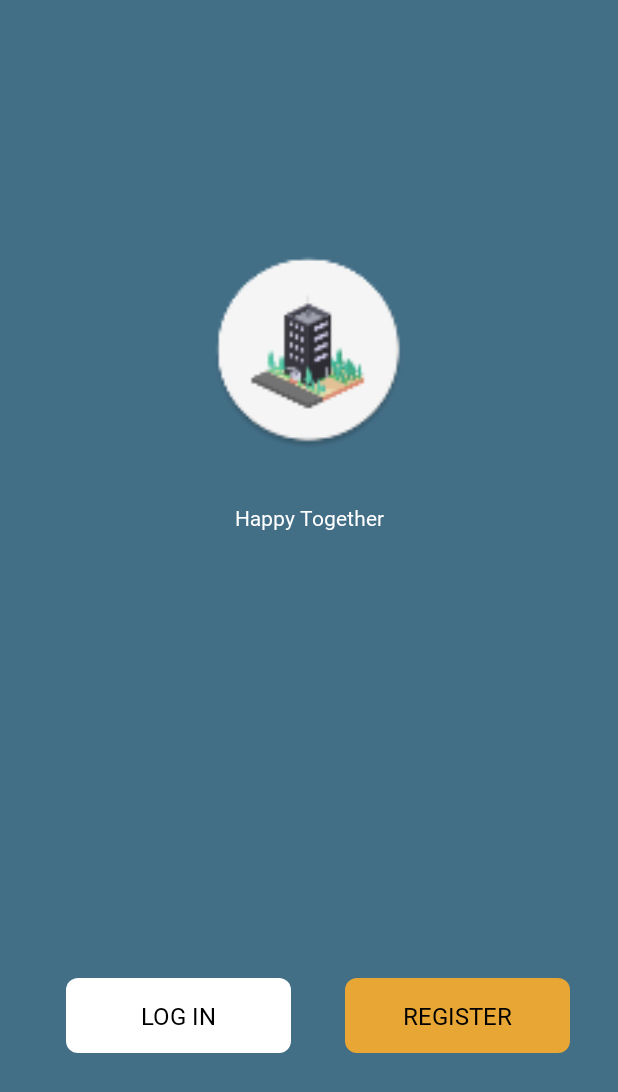
After one commit to dranoelt/Happy_Together, an Android app: the StartupActivity screen opened directly, with no data from a screen before it, on a phone screen of 412 x 824 dp. The commit adds this screen. Shown: the top 1092 px of the screen. Run offline under Robolectric (Android 15) with nearby library versions, the phone set to English and light mode, and no system bars.

Commit message:
connecting activity

```diff
--- a/app/src/main/AndroidManifest.xml
+++ b/app/src/main/AndroidManifest.xml
@@ -9,6 +9,7 @@
         android:roundIcon="@mipmap/ic_launcher_round"
         android:supportsRtl="true"
         android:theme="@style/Theme.HappyTogether">
+        <activity android:name=".StartupActivity"></activity>
         <activity android:name=".SplashActivity">
             <intent-filter>
                 <action android:name="android.intent.action.MAIN" />
@@ -16,7 +17,7 @@
                 <category android:name="android.intent.category.LAUNCHER" />
             </intent-filter>
         </activity>
-        <activity android:name=".IntroSliderActivity"/>
+        <activity android:name=".IntroSliderActivity" />
         <activity android:name=".MainActivity" />
     </application>
 
--- a/app/src/main/java/com/example/happytogether/MainActivity.kt
+++ b/app/src/main/java/com/example/happytogether/MainActivity.kt
@@ -49,8 +49,6 @@ class MainActivity : AppCompatActivity() {
     override fun onCreate(savedInstanceState: Bundle?) {
         super.onCreate(savedInstanceState)
         setContentView(R.layout.activity_main)
-        val homeFragment = HomeFragment.newInstance()
-        openFragment(homeFragment)
         val bottomNav: BottomNavigationView = findViewById(R.id.bottom_nav)
         bottomNav.setOnNavigationItemSelectedListener(m0nNavigationItemSelectedListener)
     }
--- /dev/null
+++ b/app/src/main/java/com/example/happytogether/StartupActivity.kt
@@ -0,0 +1,46 @@
+package com.example.happytogether
+
+import androidx.appcompat.app.AppCompatActivity
+import android.os.Bundle
+import android.view.View
+import androidx.fragment.app.Fragment
+import com.example.happytogether.databinding.ActivityStartupBinding
+import com.example.happytogether.login.LoginFragment
+import com.example.happytogether.login.RegisterFragment
+
+
+class StartupActivity : AppCompatActivity() {
+
+    private lateinit var binding: ActivityStartupBinding
+
+    override fun onCreate(savedInstanceState: Bundle?) {
+        super.onCreate(savedInstanceState)
+        binding = ActivityStartupBinding.inflate(layoutInflater)
+        val view = binding.root
+        setContentView(view)
+
+        binding.btnLogin.setOnClickListener {
+            val loginFragment = LoginFragment.newInstance()
+            binding.appLogo.visibility = View.GONE
+            binding.appName.visibility = View.GONE
+            binding.btnLogin.visibility = View.GONE
+            binding.btnRegister.visibility = View.GONE
+            openFragment(loginFragment)
+        }
+        binding.btnRegister.setOnClickListener {
+            val registerFragment = RegisterFragment.newInstance()
+            binding.appLogo.visibility = View.GONE
+            binding.appName.visibility = View.GONE
+            binding.btnLogin.visibility = View.GONE
+            binding.btnRegister.visibility = View.GONE
+            openFragment(registerFragment)
+        }
+    }
+
+    private fun openFragment(fragment: Fragment) {
+        val transaction = supportFragmentManager.beginTransaction()
+        transaction.replace(R.id.container1, fragment)
+        transaction.addToBackStack(null)
+        transaction.commit()
+    }
+}
--- a/app/src/main/java/com/example/happytogether/ui/HomeFragment.kt
+++ b/app/src/main/java/com/example/happytogether/ui/HomeFragment.kt
@@ -9,8 +9,7 @@ import com.example.happytogether.R
 
 class HomeFragment : Fragment() {
 
-    override fun onCreateView(inflater: LayoutInflater, container: ViewGroup?,
-                              savedInstanceState: Bundle?): View? = inflater.inflate(R.layout.fragment_home, container, false)
+    override fun onCreateView(inflater: LayoutInflater, container: ViewGroup?, savedInstanceState: Bundle?): View? = inflater.inflate(R.layout.fragment_home, container, false)
 
     companion object {
         fun newInstance(): HomeFragment = HomeFragment()
--- /dev/null
+++ b/app/src/main/res/layout/activity_startup.xml
@@ -0,0 +1,73 @@
+<?xml version="1.0" encoding="utf-8"?>
+<FrameLayout xmlns:android="http://schemas.android.com/apk/res/android"
+    xmlns:app="http://schemas.android.com/apk/res-auto"
+    xmlns:tools="http://schemas.android.com/tools"
+    android:layout_width="match_parent"
+    android:layout_height="match_parent"
+    tools:context=".StartupActivity"
+    android:background="@color/blue_gray">
+
+    <androidx.constraintlayout.widget.ConstraintLayout
+        android:id="@+id/container1"
+        android:layout_width="match_parent"
+        android:layout_height="match_parent">
+
+        <ImageView
+            android:id="@+id/app_logo"
+            android:layout_width="137dp"
+            android:layout_height="131dp"
+            android:layout_marginTop="168dp"
+            android:contentDescription="@string/app_name"
+            android:src="@mipmap/ic_logo"
+            app:layout_constraintEnd_toEndOf="parent"
+            app:layout_constraintStart_toStartOf="parent"
+            app:layout_constraintTop_toTopOf="parent" />
+
+        <TextView
+            android:id="@+id/app_name"
+            android:layout_width="wrap_content"
+            android:layout_height="wrap_content"
+            android:fontFamily="@font/djb_stinky_marker"
+            android:layout_marginTop="36dp"
+            android:text="@string/app_name"
+            android:textColor="@color/white"
+            android:textAlignment="center"
+            app:layout_constraintEnd_toEndOf="parent"
+            app:layout_constraintStart_toStartOf="parent"
+            app:layout_constraintTop_toBottomOf="@+id/app_logo" />
+
+        <TextView
+            android:id="@+id/btn_login"
+            android:layout_width="150dp"
+            android:layout_height="50dp"
+            android:layout_marginTop="652dp"
+            android:background="@drawable/shape_rect_white_8"
+            android:clickable="true"
+            android:fontFamily="@font/djb_stinky_marker"
+            android:text="@string/login"
+            android:textColor="@color/black"
+            android:gravity="center"
+            android:textSize="16sp"
+            app:layout_constraintEnd_toStartOf="@+id/btn_register"
+            app:layout_constraintHorizontal_bias="0.55"
+            app:layout_constraintStart_toStartOf="parent"
+            app:layout_constraintTop_toTopOf="parent" />
+
+        <TextView
+            android:id="@+id/btn_register"
+            android:layout_width="150dp"
+            android:layout_height="50dp"
+            android:layout_marginTop="652dp"
+            android:layout_marginEnd="32dp"
+            android:background="@drawable/shape_rect_orange_8"
+            android:fontFamily="@font/djb_stinky_marker"
+            android:text="@string/register"
+            android:textSize="16sp"
+            android:gravity="center"
+            android:textColor="@color/black"
+            app:layout_constraintEnd_toEndOf="parent"
+            app:layout_constraintTop_toTopOf="parent" />
+
+    </androidx.constraintlayout.widget.ConstraintLayout>
+
+</FrameLayout>
--- a/app/src/main/res/layout/fragment_login.xml
+++ b/app/src/main/res/layout/fragment_login.xml
@@ -53,7 +53,7 @@
             android:layout_width="280dp"
             android:layout_height="50dp"
             android:layout_marginTop="28dp"
-            android:background="@drawable/shape_rect_bluegray_50"
+            android:background="@drawable/shape_rect_blue_gray_50"
             android:orientation="horizontal"
             app:layout_constraintEnd_toEndOf="parent"
             app:layout_constraintHorizontal_bias="0.495"
--- a/app/src/main/res/layout/fragment_profile.xml
+++ b/app/src/main/res/layout/fragment_profile.xml
@@ -81,7 +81,7 @@
             android:layout_width="280dp"
             android:layout_height="50dp"
             android:layout_marginTop="16dp"
-            android:background="@drawable/shape_rect_bluegray_50"
+            android:background="@drawable/shape_rect_blue_gray_50"
             android:gravity="center"
             android:text="@string/Change_Pass"
             android:textColor="@color/white"
--- a/app/src/main/res/layout/fragment_register.xml
+++ b/app/src/main/res/layout/fragment_register.xml
@@ -160,7 +160,7 @@
             android:layout_width="280dp"
             android:layout_height="50dp"
             android:layout_marginTop="52dp"
-            android:background="@drawable/shape_rect_bluegray_50"
+            android:background="@drawable/shape_rect_blue_gray_50"
             android:backgroundTint="@color/blue_gray"
             android:orientation="horizontal"
             app:layout_constraintEnd_toEndOf="parent"
```
Also changed, not shown: app/src/main/java/com/example/happytogether/IntroSliderActivity.kt (+3 -14 lines), app/src/main/java/com/example/happytogether/login/LoginFragment.kt (+11 -34 lines), app/src/main/java/com/example/happytogether/login/RegisterFragment.kt (+1 -34 lines), app/src/main/res/drawable/shape_rect_blue_gray_50.xml (renamed from app/src/main/res/drawable/shape_rect_bluegray_50.xml), app/src/main/res/drawable/shape_rect_blue_gray_8.xml (renamed from app/src/main/res/drawable/shape_rect_bluegray_8.xml).
